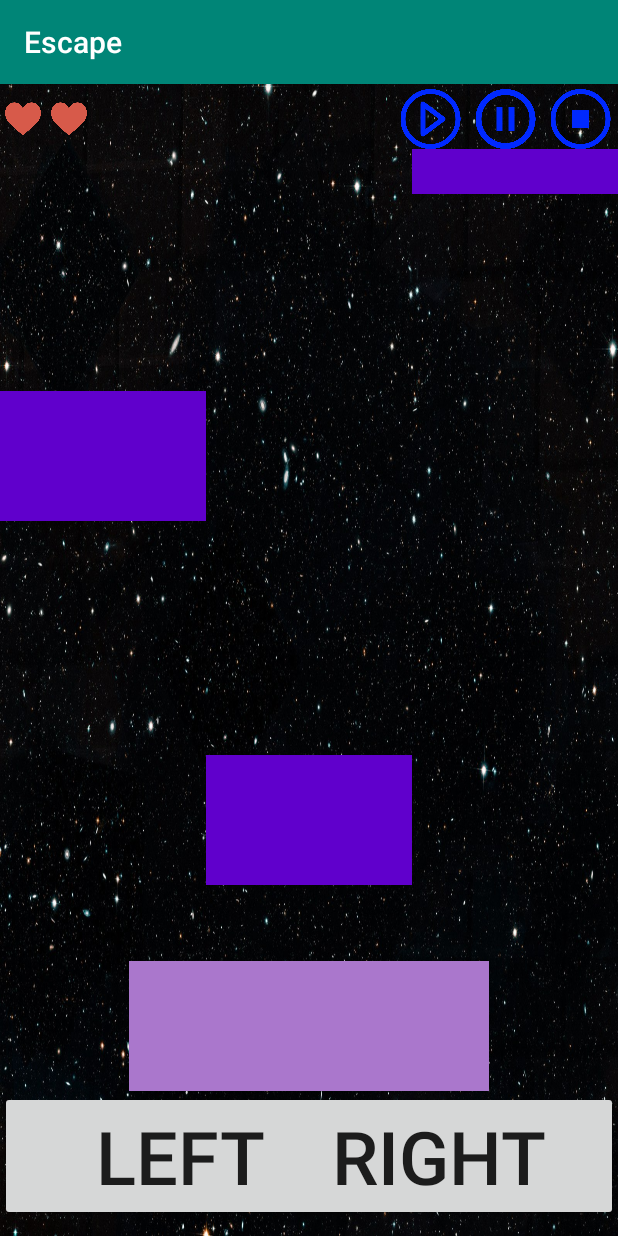
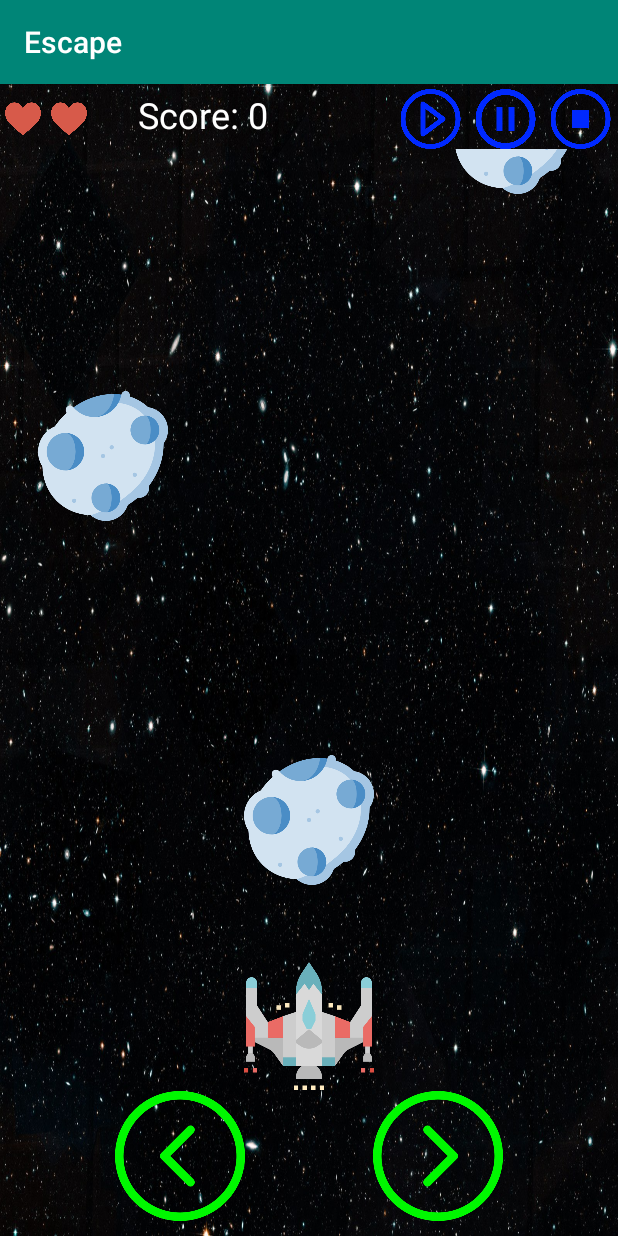
Before and after one commit to hodg300/Escape-Application, an Android app: the screen it shows after launch (GameActivity), after a tap on "START GAME", on a phone screen of 412 x 824 dp. Run offline under Robolectric (Android 15) with nearby library versions, the phone set to English and light mode, and no system bars; libraries missing offline, so code that uses them is left out: androidx.constraintlayout.solver.

Commit message:
third commit

```diff
--- a/src/main/java/com/example/myfirstapp/EndActivity.java
+++ b/src/main/java/com/example/myfirstapp/EndActivity.java
@@ -6,13 +6,17 @@ import android.content.Intent;
 import android.os.Bundle;
 import android.view.View;
 import android.widget.Button;
+import android.widget.TextView;
 
 public class EndActivity extends AppCompatActivity {
-
+    private TextView scoreView;
     @Override
     protected void onCreate(Bundle savedInstanceState) {
         super.onCreate(savedInstanceState);
         setContentView(R.layout.activity_end);
+
+
+        scoreView=findViewById(R.id.your_score);
 
         //press restart and return to a new game
         findViewById(R.id.btn_restart).setOnClickListener(new View.OnClickListener() {
@@ -22,8 +26,10 @@ public class EndActivity extends AppCompatActivity {
                 startActivity(gameActivityIntent);
             }
         });
-
-
+//        Intent gameActivityIntent=new Intent(EndActivity.this, GameActivity.class);
+//        int score=gameActivityIntent.getExtras().getInt("score");
+//
+//        scoreView.setText("Your Score: " + score);
 
     }
 
--- a/src/main/java/com/example/myfirstapp/GameActivity.java
+++ b/src/main/java/com/example/myfirstapp/GameActivity.java
@@ -42,8 +42,6 @@ public class GameActivity extends AppCompatActivity {
     private View enemy1;
     private View enemy2;
     private View enemy3;
-    private Button btnLeft;
-    private Button btnRight;
     private ImageView life_status1;
     private ImageView life_status2;
     private ImageView life_status3;
@@ -53,6 +51,7 @@ public class GameActivity extends AppCompatActivity {
     private ValueAnimator animation3;
     private int screenHeight;
     private int score;
+    private TextView scoreView;
 
 
 
@@ -64,14 +63,18 @@ public class GameActivity extends AppCompatActivity {
 
 
         player = (View) findViewById(R.id.player);
-        btnLeft = findViewById(R.id.move_left);
-        btnRight = findViewById(R.id.move_right);
         enemy1 = (View) findViewById(R.id.enemy1);
         enemy2 = (View) findViewById(R.id.enemy2);
         enemy3 = (View) findViewById(R.id.enemy3);
         life_status1 = (ImageView) findViewById(R.id.life_status1);
         life_status2 = (ImageView) findViewById(R.id.life_status2);
         life_status3 = (ImageView) findViewById(R.id.life_status3);
+        scoreView=findViewById(R.id.score_view);
+
+
+        //initail score
+        scoreView.setText("Score: " + '0');
+
 
 
 
@@ -99,9 +102,8 @@ public class GameActivity extends AppCompatActivity {
               if(isCollision(enemy1,player)) {
                   hitCheck();
                   updatedAnimation.start();
-              }else if(enemy3.getY()>player.getY()+player.getHeight()){
-                  score +=100;
               }
+                addScore(enemy1,updatedAnimation);
             }
         });
         animation2 = ValueAnimator.ofInt(-130,screenHeight);
@@ -117,9 +119,8 @@ public class GameActivity extends AppCompatActivity {
               if(isCollision(enemy2,player)) {
                   hitCheck();
                   updatedAnimation.start();
-              }else if(enemy3.getY()>player.getY()+player.getHeight()){
-                  score +=100;
               }
+                addScore(enemy2,updatedAnimation);
             }
         });
 
@@ -135,14 +136,20 @@ public class GameActivity extends AppCompatActivity {
                 if(isCollision(enemy3,player)) {
                     hitCheck();
                     updatedAnimation.start();
-                }else if(enemy3.getY()>player.getY()+player.getHeight()){
-                    score +=100;
                 }
-
+                addScore(enemy3,updatedAnimation);
             }
         });
 
 
+    }
+
+    private synchronized void addScore(View enemy,ValueAnimator updatedAnimation){
+        if(enemy.getY()>player.getY()+player.getHeight()){
+            score +=100;
+            scoreView.setText("Score: " + score);
+            updatedAnimation.start();
+        }
     }
 
     private synchronized  void hitCheck() {
@@ -155,6 +162,7 @@ public class GameActivity extends AppCompatActivity {
                     animation2.pause();
                     animation3.pause();
                     Intent gameActivityIntent = new Intent(GameActivity.this, EndActivity.class);
+//                    gameActivityIntent.putExtra("score",score);
                     startActivity(gameActivityIntent);
                 } else if (life == 1) {
                     life_status2.setVisibility(View.INVISIBLE);
@@ -199,6 +207,7 @@ public class GameActivity extends AppCompatActivity {
         animation2.pause();
         animation3.pause();
         Intent gameActivityIntent = new Intent(GameActivity.this, EndActivity.class);
+//        gameActivityIntent.putExtra("score",score);
         startActivity(gameActivityIntent);
     }
 
--- a/src/main/res/layout/activity_end.xml
+++ b/src/main/res/layout/activity_end.xml
@@ -8,6 +8,15 @@
     android:background="@drawable/background"
     >
 
+    <TextView
+        android:id="@+id/your_score"
+        android:layout_width="wrap_content"
+        android:layout_height="wrap_content"
+        android:layout_marginTop="80dp"
+        android:layout_centerHorizontal="true"
+        android:text="Your Score :"
+        android:textColor="@android:color/white"
+        android:textSize="30dp"/>
     <Button
         android:id="@+id/btn_restart"
         android:text="Restart Game"
--- a/src/main/res/layout/activity_game.xml
+++ b/src/main/res/layout/activity_game.xml
@@ -35,6 +35,16 @@
         android:layout_margin="3dp"
         android:layout_toRightOf="@id/life_status2"
         />
+    <TextView
+        android:id="@+id/score_view"
+        android:layout_width="450px"
+        android:layout_height="130px"
+        android:layout_toRightOf="@id/life_status3"
+        android:text="Score:"
+        android:textColor="@android:color/white"
+        android:textSize="24dp"
+        android:layout_marginTop="4dp" />
+
 
     <ImageView
         android:id="@+id/btn_stop"
@@ -80,11 +90,12 @@
             android:layout_above="@id/move_left"
             android:layout_weight="1"
             >
-            <View
+            <ImageView
                 android:id="@+id/enemy1"
                 android:layout_width="match_parent"
                 android:layout_height="130px"
-                android:background="#6000CC"
+                android:src="@drawable/asteroid"
+
             />
         </LinearLayout>
         <LinearLayout
@@ -96,11 +107,11 @@
             android:layout_above="@id/move_left"
             android:layout_weight="1"
             >
-            <View
+            <ImageView
                 android:id="@+id/enemy2"
                 android:layout_width="match_parent"
                 android:layout_height="130px"
-                android:background="#6000CC"
+                android:src="@drawable/asteroid"
                 />
         </LinearLayout>
         <LinearLayout
@@ -112,31 +123,27 @@
             android:layout_above="@id/move_left"
             android:layout_weight="1"
             >
-            <View
+            <ImageView
                 android:id="@+id/enemy3"
                 android:layout_width="match_parent"
                 android:layout_height="130px"
-                android:background="#6000CC"
+                android:src="@drawable/asteroid"
                 />
         </LinearLayout>
 
     </LinearLayout>
 
-    <Button
+    <ImageView
         android:id="@+id/move_left"
-        android:text="Left"
-        android:autoSizeTextType="uniform"
+        android:src="@drawable/left"
         android:layout_width="360px"
         android:layout_height="130px"
         android:onClick="clickToMoveLeft"
         android:layout_alignParentBottom="true"
-        android:layout_alignParentLeft="true"
-
-        />
-    <Button
+        android:layout_alignParentLeft="true"/>
+    <ImageView
         android:id="@+id/move_right"
-        android:text="Right"
-        android:autoSizeTextType="uniform"
+        android:src="@drawable/right"
         android:layout_width="360px"
         android:layout_height="130px"
         android:onClick="clickToMoveRight"
@@ -144,13 +151,14 @@
         android:layout_alignParentRight="true" />
 
 
-    <View
+    <ImageView
         android:id="@+id/player"
+        android:src="@drawable/spaceship"
         android:layout_width="360px"
         android:layout_height="130px"
         android:layout_above="@id/move_right"
         android:layout_centerInParent="true"
-        android:background="#AA77CC" />
+        />
 
 
 
```
Also changed, not shown: src/main/res/drawable/asteroid.png (added), src/main/res/drawable/left.png (added), src/main/res/drawable/right.png (added), src/main/res/drawable/spaceship.png (added).
